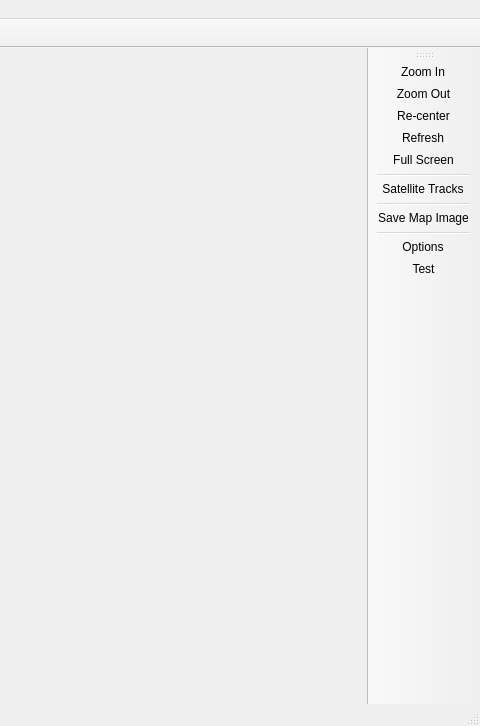
Qt form new-gui/brat/BratMainWindow.ui (altimetry/main) before a commit; both pictures show x 502 to 982 and y 0 to 726 of the 982 by 726 pixel window.
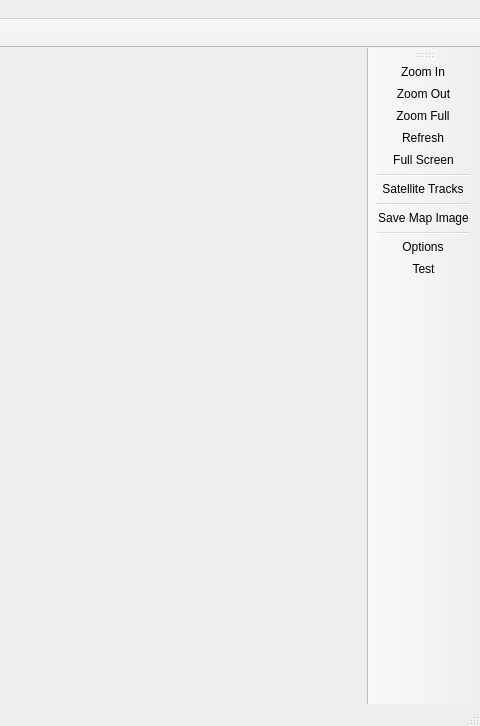
The same form after that commit. Icons and pictures are not drawn.

The edit to the form file:
```diff
--- a/new-gui/brat/BratMainWindow.ui
+++ b/new-gui/brat/BratMainWindow.ui
@@ -324,7 +324,7 @@
      <normaloff>:/images/alpha-numeric/e.png</normaloff>:/images/alpha-numeric/e.png</iconset>
    </property>
    <property name="text">
-    <string>Re-center</string>
+    <string>Zoom Full</string>
    </property>
    <property name="toolTip">
     <string>Bring view to original position and size</string>
```
Left out of the diff: 8 changed lines with no effect on the pictures.
